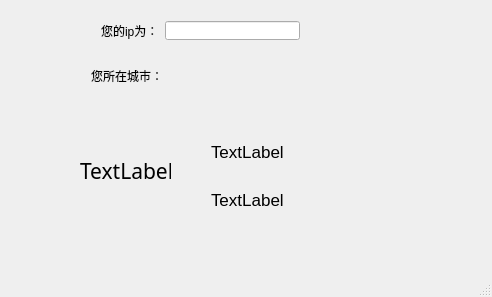
The window that pyweather/ip_window.ui (alairack/learngit) describes before a commit, drawn with Qt 5.
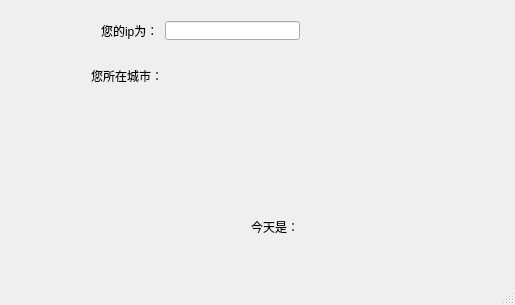
The same window after the commit.

Patch:
```diff
--- a/pyweather/ip_window.ui
+++ b/pyweather/ip_window.ui
@@ -6,8 +6,8 @@
    <rect>
     <x>0</x>
     <y>0</y>
-    <width>492</width>
-    <height>297</height>
+    <width>515</width>
+    <height>305</height>
    </rect>
   </property>
   <property name="maximumSize">
@@ -80,7 +80,7 @@
       <x>80</x>
       <y>130</y>
       <width>91</width>
-      <height>81</height>
+      <height>71</height>
      </rect>
     </property>
     <property name="font">
@@ -90,16 +90,16 @@
      </font>
     </property>
     <property name="text">
-     <string>TextLabel</string>
+     <string/>
     </property>
    </widget>
    <widget class="QWidget" name="verticalLayoutWidget">
     <property name="geometry">
      <rect>
-      <x>200</x>
-      <y>120</y>
-      <width>251</width>
-      <height>111</height>
+      <x>240</x>
+      <y>140</y>
+      <width>241</width>
+      <height>121</height>
      </rect>
     </property>
     <layout class="QVBoxLayout" name="verticalLayout">
@@ -111,24 +111,37 @@
         </font>
        </property>
        <property name="text">
-        <string>TextLabel</string>
+        <string/>
        </property>
       </widget>
      </item>
      <item>
-      <widget class="QLabel" name="label_6">
-       <property name="font">
-        <font>
-         <pointsize>13</pointsize>
-        </font>
-       </property>
+      <widget class="QLabel" name="label_7">
        <property name="text">
-        <string>TextLabel</string>
+        <string>今天是：</string>
        </property>
       </widget>
      </item>
     </layout>
    </widget>
+   <widget class="QLabel" name="label_6">
+    <property name="geometry">
+     <rect>
+      <x>10</x>
+      <y>210</y>
+      <width>221</width>
+      <height>45</height>
+     </rect>
+    </property>
+    <property name="font">
+     <font>
+      <pointsize>13</pointsize>
+     </font>
+    </property>
+    <property name="text">
+     <string/>
+    </property>
+   </widget>
   </widget>
   <widget class="QStatusBar" name="statusBar"/>
  </widget>
```
